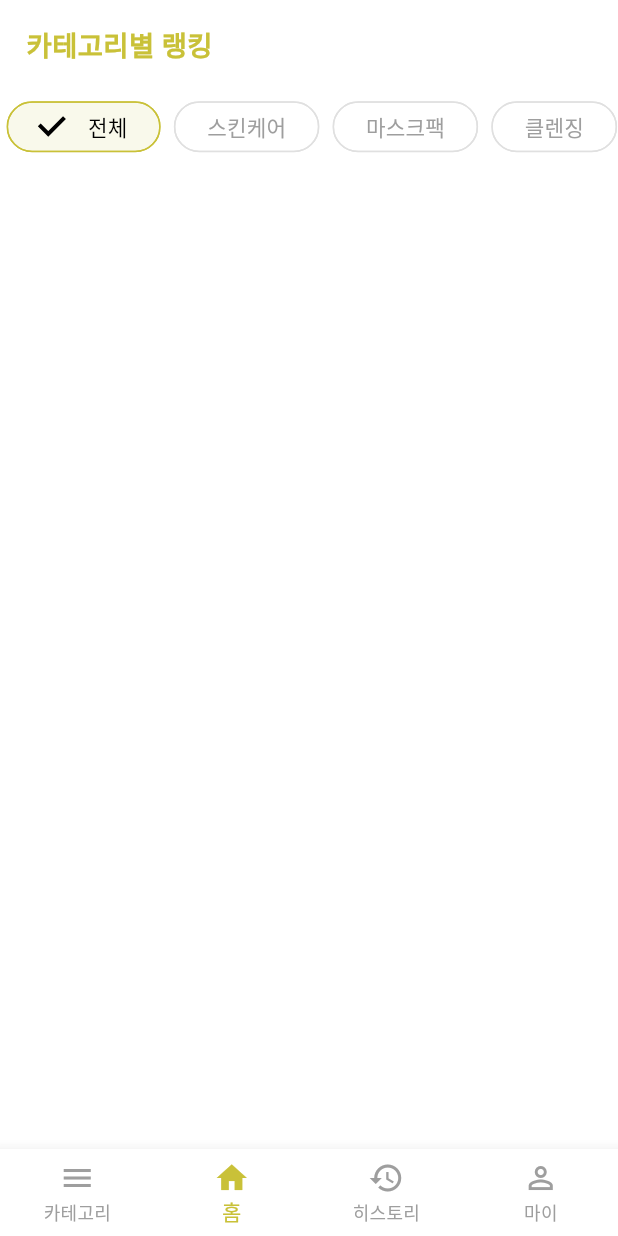
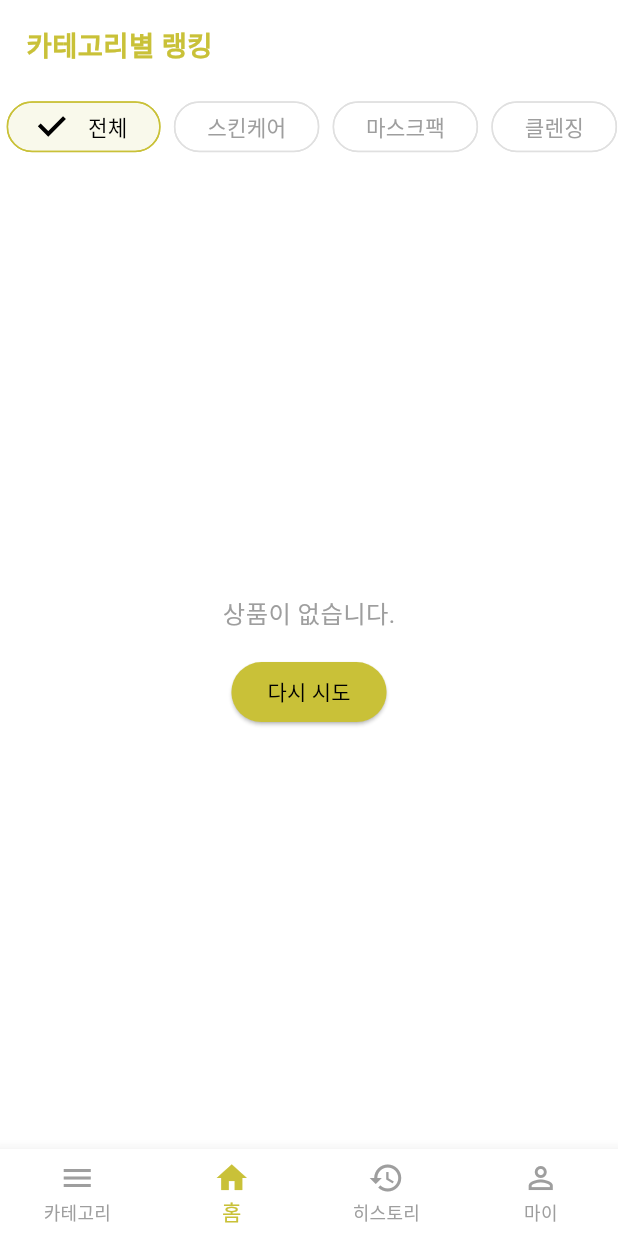
Before and after one commit to devwonkyo/OnlyveU, a Flutter app: the RankingTabScreen screen opened by its route, on a phone screen of 412 x 824 dp. Run offline on Flutter 3.47's test engine with Material 3 defaults, Android fonts, the phone set to English and light mode, and no system bars; our stand-ins replace bloc, cloud_firestore, dropdown_button2, equatable, firebase_auth, firebase_core and 9 more; missing offline and left inert: kakao_flutter_sdk_common, kakao_flutter_sdk_user; accounts and stored records are empty; Roboto replaces fonts that are missing (Pretendard); statements that could not run were skipped.

Commit message:
카테고리별 랭킹

```diff
--- a/lib/blocs/home/ranking_bloc.dart
+++ b/lib/blocs/home/ranking_bloc.dart
@@ -1,4 +1,4 @@
-// 1. ranking_bloc.dart
+// ranking_bloc.dart
 import 'package:flutter_bloc/flutter_bloc.dart';
 import 'package:onlyveyou/models/product_model.dart';
 import 'package:onlyveyou/repositories/product_repository.dart';
@@ -7,8 +7,8 @@ import 'package:onlyveyou/repositories/product_repository.dart';
 abstract class RankingEvent {}
 
 class LoadRankingProducts extends RankingEvent {
-  final String category;
-  LoadRankingProducts({this.category = '전체'});
+  final String? categoryId;
+  LoadRankingProducts({this.categoryId});
 }
 
 // States
@@ -36,10 +36,19 @@ class RankingBloc extends Bloc<RankingEvent, RankingState> {
     on<LoadRankingProducts>((event, emit) async {
       emit(RankingLoading());
       try {
+        print(
+            'Loading products with categoryId: ${event.categoryId}'); // 디버그 로그
         final products =
-            await productRepository.getRankingProducts(event.category);
-        emit(RankingLoaded(products));
+            await productRepository.getRankingProducts(event.categoryId);
+        print('Loaded ${products.length} products'); // 로드된 상품 개수
+
+        if (products.isEmpty) {
+          emit(RankingError('상품이 없습니다.'));
+        } else {
+          emit(RankingLoaded(products));
+        }
       } catch (e) {
+        print('Error in RankingBloc: $e'); // 에러 로그
         emit(RankingError('랭킹 상품을 불러오는데 실패했습니다.'));
       }
     });
--- a/lib/screens/home/ranking/ranking_tap_screen.dart
+++ b/lib/screens/home/ranking/ranking_tap_screen.dart
@@ -1,4 +1,3 @@
-// 4. ranking_tap_screen.dart
 import 'package:flutter/material.dart';
 import 'package:flutter_bloc/flutter_bloc.dart';
 import 'package:flutter_screenutil/flutter_screenutil.dart';
@@ -18,20 +17,6 @@ class _RankingTabScreenState extends State<RankingTabScreen> {
   String selectedFilter = '전체';
   late RankingBloc _rankingBloc;
 
-  // 카테고리명과 ID 매핑
-  final Map<String, String> categoryIdMap = {
-    '전체': 'all',
-    '스킨케어': '1',
-    '마스크팩': '2',
-    '클렌징': '3',
-    '선케어': '4',
-    '메이크업': '5',
-    '뷰티소품': '6',
-    '맨즈케어': '7',
-    '헤어케어': '8',
-    '바디케어': '9',
-  };
-
   final List<String> categoryFilters = [
     '전체',
     '스킨케어',
@@ -44,6 +29,18 @@ class _RankingTabScreenState extends State<RankingTabScreen> {
     '헤어케어',
     '바디케어'
   ];
+
+  final Map<String, String> _categoryIdMap = {
+    '스킨케어': '1',
+    '마스크팩': '2',
+    '클렌징': '3',
+    '선케어': '4',
+    '메이크업': '5',
+    '뷰티소품': '6',
+    '맨즈케어': '7',
+    '헤어케어': '8',
+    '바디케어': '9',
+  };
 
   @override
   void initState() {
@@ -93,7 +90,13 @@ class _RankingTabScreenState extends State<RankingTabScreen> {
                       setState(() {
                         selectedFilter = filter;
                       });
-                      _rankingBloc.add(LoadRankingProducts(category: filter));
+
+                      if (filter != '전체') {
+                        _rankingBloc.add(LoadRankingProducts(
+                            categoryId: _categoryIdMap[filter]));
+                      } else {
+                        _rankingBloc.add(LoadRankingProducts());
+                      }
                     },
                     backgroundColor: Colors.white,
                     selectedColor: AppStyles.mainColor.withOpacity(0.1),
@@ -116,16 +119,49 @@ class _RankingTabScreenState extends State<RankingTabScreen> {
             ),
           ),
           Expanded(
-            child: BlocBuilder<RankingBloc, RankingState>(
+            child: _buildRankingList(),
+          ),
+        ],
+      ),
+    );
+  }
+
+  Widget _buildRankingList() {
+    return BlocBuilder<RankingBloc, RankingState>(
       builder: (context, state) {
         if (state is RankingLoading) {
-                  return Center(child: CircularProgressIndicator());
+          return Center(
+            child: CircularProgressIndicator(
+              color: AppStyles.mainColor,
+            ),
+          );
         } else if (state is RankingLoaded) {
-                  return GridView.builder(
+          if (state.products.isEmpty) {
+            return Center(
+              child: Text(
+                '상품이 없습니다.',
+                style: TextStyle(
+                  fontSize: 16.sp,
+                  color: Colors.grey,
+                ),
+              ),
+            );
+          }
+          return RefreshIndicator(
+            color: AppStyles.mainColor,
+            onRefresh: () async {
+              if (selectedFilter == '전체') {
+                _rankingBloc.add(LoadRankingProducts());
+              } else {
+                _rankingBloc.add(LoadRankingProducts(
+                    categoryId: _categoryIdMap[selectedFilter]));
+              }
+            },
+            child: GridView.builder(
               padding: EdgeInsets.all(16.w),
               gridDelegate: SliverGridDelegateWithFixedCrossAxisCount(
                 crossAxisCount: 2,
-                      mainAxisSpacing: 28.h,
+                mainAxisSpacing: 24.h,
                 crossAxisSpacing: 16.w,
                 mainAxisExtent: 340.h,
               ),
@@ -134,16 +170,41 @@ class _RankingTabScreenState extends State<RankingTabScreen> {
                 index: index,
                 product: state.products[index],
               ),
+            ),
           );
         } else if (state is RankingError) {
-                  return Center(child: Text(state.message));
+          return Center(
+            child: Column(
+              mainAxisAlignment: MainAxisAlignment.center,
+              children: [
+                Text(
+                  state.message,
+                  style: TextStyle(
+                    fontSize: 16.sp,
+                    color: Colors.grey,
+                  ),
+                ),
+                SizedBox(height: 16.h),
+                ElevatedButton(
+                  onPressed: () {
+                    if (selectedFilter == '전체') {
+                      _rankingBloc.add(LoadRankingProducts());
+                    } else {
+                      _rankingBloc.add(LoadRankingProducts(
+                          categoryId: _categoryIdMap[selectedFilter]));
                     }
-                return Container();
                   },
+                  style: ElevatedButton.styleFrom(
+                    backgroundColor: AppStyles.mainColor,
                   ),
+                  child: Text('다시 시도'),
                 ),
               ],
             ),
           );
         }
+        return Container();
+      },
+    );
   }
+}
```
Also changed, not shown: lib/repositories/product_repository.dart (+73 -14 lines). Lines whose indentation alone changed are shown as unchanged.
